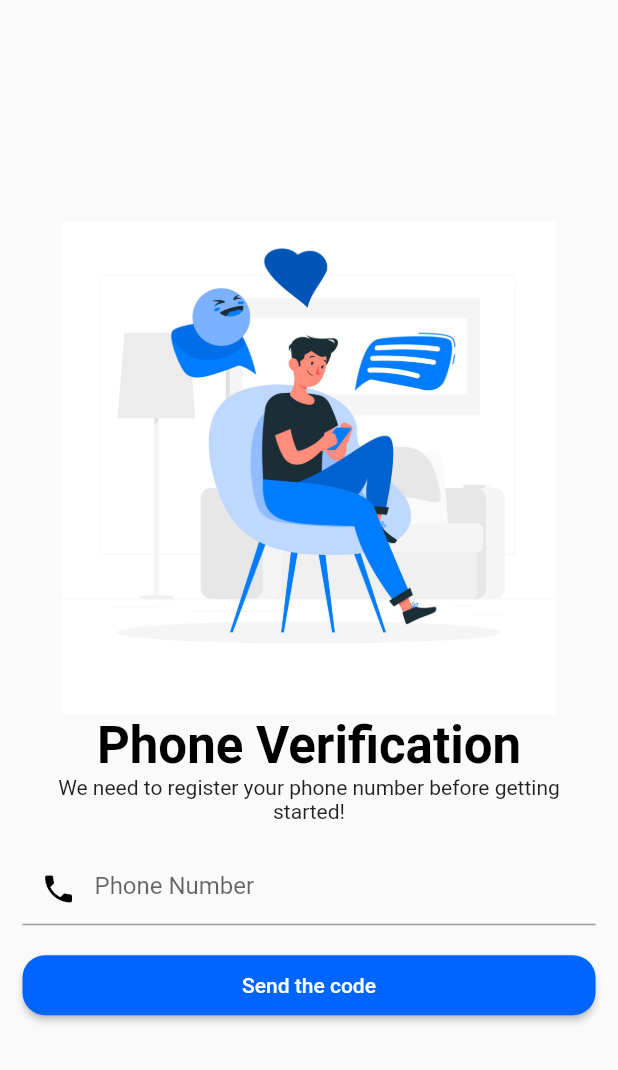
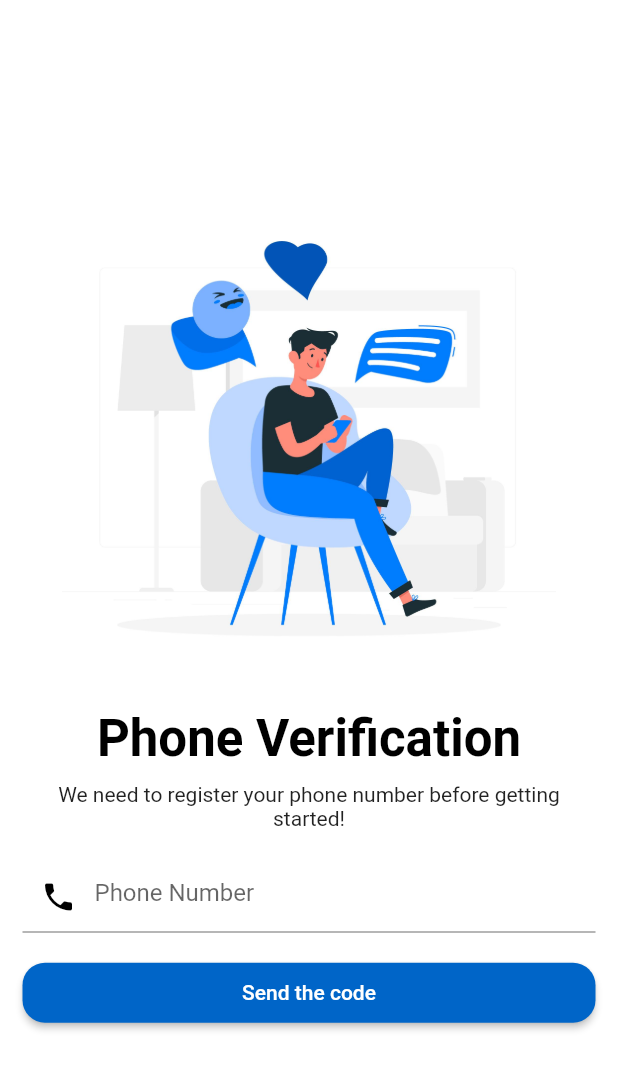
Before and after one commit to divyang-mobio/chat_app, a Flutter app: the screen it shows after launch, on a phone screen of 412 x 824 dp. Shown: the top 1070 px of the screen. Run offline on Flutter 3.47's test engine with Material 2 defaults, Android fonts, the phone set to English and light mode, and no system bars; our stand-ins replace bloc, cached_network_image, cloud_firestore, firebase_auth, firebase_core, firebase_storage and 6 more; missing offline and left inert: sms_otp_auto_verify, video_thumbnail; accounts and stored records are empty.

Commit message:
all known issue solve

```diff
--- /dev/null
+++ b/lib/controllers/bottom_nav_bloc/bottom_navigation_bloc.dart
@@ -0,0 +1,13 @@
+
+import 'package:bloc/bloc.dart';
+
+part 'bottom_navigation_event.dart';
+part 'bottom_navigation_state.dart';
+
+class BottomNavigationBloc extends Bloc<BottomNavigationEvent, BottomNavigationState> {
+  BottomNavigationBloc() : super(BottomNavigationInitial()) {
+    on<OnChangeBar>((event, emit) {
+      emit(BottomNavigationLoaded(index: event.index));
+    });
+  }
+}
--- /dev/null
+++ b/lib/controllers/bottom_nav_bloc/bottom_navigation_event.dart
@@ -0,0 +1,9 @@
+part of 'bottom_navigation_bloc.dart';
+
+abstract class BottomNavigationEvent {}
+
+class OnChangeBar extends BottomNavigationEvent {
+  int index;
+
+  OnChangeBar({required this.index});
+}
--- /dev/null
+++ b/lib/controllers/bottom_nav_bloc/bottom_navigation_state.dart
@@ -0,0 +1,11 @@
+part of 'bottom_navigation_bloc.dart';
+
+abstract class BottomNavigationState {}
+
+class BottomNavigationInitial extends BottomNavigationState {}
+
+class BottomNavigationLoaded extends BottomNavigationState {
+  int index;
+
+  BottomNavigationLoaded({required this.index});
+}
--- a/lib/resources/color_resources.dart
+++ b/lib/resources/color_resources.dart
@@ -1,17 +1,17 @@
 part of 'resource.dart';
 
 class ColorResources {
-  final Color primaryColor = const Color.fromARGB(255, 0, 101, 255);
+  final Color primaryColor = const Color.fromARGB(255, 0, 101, 200);
   final Color textFieldSignInSignUpColor = Colors.black;
   final Color textFieldSignInSignUpIconColor = Colors.black;
   final Color loginScreenTitle = Colors.black;
-  final Color loginScreenTextButton = const Color.fromARGB(255, 0, 101, 255);
-  final Color loginScreenSubmitButton = const Color.fromARGB(255, 0, 101, 255);
+  final Color loginScreenTextButton = const Color.fromARGB(255, 0, 101, 200);
+  final Color loginScreenSubmitButton = const Color.fromARGB(255, 0, 101, 200);
+  final Color bgFloatingActionButton = const Color.fromARGB(255, 0, 101, 200);
   final Color loginScreenSubmitButtonText = Colors.white;
   final Color loginScreenCircularIndicator = Colors.white;
   final Color selectionHandleColor = Colors.black;
   final Color appBar = Colors.white;
-  final Color bgFloatingActionButton = const Color.fromARGB(255, 0, 101, 255);
   final Color appBarIconTextColor = Colors.black;
   final Color popUpMenuIconColor = Colors.black;
   final Color shimmerBase = Colors.grey.shade400;
@@ -33,4 +33,6 @@ class ColorResources {
   final Color registrationImageRemoveIcon = Colors.red;
   final Color registrationImageBg = Colors.grey;
   final Color otpVerifyFieldWhenUnSelected = Colors.grey;
+  final Color bgOfAllScreen = Colors.white;
+  final Color chatScreenTextFieldBorder = Colors.grey;
 }
--- a/lib/resources/icons_resources.dart
+++ b/lib/resources/icons_resources.dart
@@ -19,4 +19,6 @@ class IconResources {
   final navigationBack = Icons.navigate_before_outlined;
   final micFromSpeechToText = Icons.mic;
   final removeImageOnRegistrationScreen = Icons.cancel;
+  final bottomNavMessage = Icons.message_outlined;
+  final bottomNavContact = Icons.people_alt_outlined;
 }
--- a/lib/resources/resource.dart
+++ b/lib/resources/resource.dart
@@ -1,4 +1,5 @@
 import 'package:chat_app/controllers/chat_bloc/chat_bloc.dart';
+import 'package:chat_app/models/botton_nav_model.dart';
 import 'package:firebase_auth/firebase_auth.dart';
 import 'package:image_picker/image_picker.dart';
 
--- a/lib/resources/text_resources.dart
+++ b/lib/resources/text_resources.dart
@@ -29,7 +29,7 @@ class TextResources {
   final String otpVerifyButton = 'Verify Phone Number';
   final String loginError = 'Retry';
   final String registrationScreenUploadSuccess = 'Success';
-  final String registrationScreenSkip = 'SKip';
+  final String registrationScreenSkip = 'Skip';
   final String signInString = 'Login';
   final String signInTextButton = 'Sign In';
   final String signInTextButtonPrefix = 'New to app?';
@@ -56,4 +56,6 @@ class TextResources {
   final String alertBoxButton = 'OK';
   final String permissionIsNotGiven = 'Pls allow permission';
   final String noOneFroChat = 'Start Chatting';
+  final String bottomNavMessage = 'Chats';
+  final String bottomNavContact = 'Contacts';
 }
--- a/lib/screens/signIn_screen.dart
+++ b/lib/screens/signIn_screen.dart
@@ -108,7 +108,8 @@ class _SignInScreenState extends State<SignInScreen> {
         padding: const EdgeInsets.symmetric(horizontal: 15.0),
         children: [
           image(context, link: ImagePath().signUpImagePath),
-          Center(child: loginTitle(context, title: TextResources().signInTile)),
+          loginTitle(context, title: TextResources().signInTile),
+          const SizedBox(height: 10),
           Text(TextResources().signInTextMessage, textAlign: TextAlign.center),
           const SizedBox(height: 20),
           BlocConsumer<LoginBloc, LoginState>(
@@ -140,6 +141,7 @@ class _SignInScreenState extends State<SignInScreen> {
   @override
   Widget build(BuildContext context) {
     return Scaffold(
+      backgroundColor: ColorResources().bgOfAllScreen,
       body: SafeArea(
         child: Form(
           key: formKey,
--- a/lib/utils/bloc_class.dart
+++ b/lib/utils/bloc_class.dart
@@ -1,4 +1,5 @@
 import 'package:chat_app/controllers/chat_bloc/chat_bloc.dart';
+import '../controllers/bottom_nav_bloc/bottom_navigation_bloc.dart';
 import '../controllers/chat_list/chat_list_bloc.dart';
 import '../controllers/chat_list/get_user_data_bloc.dart';
 import '../controllers/login_Bloc/set_otp_field_bloc.dart';
@@ -41,6 +42,9 @@ class BlocClass extends StatelessWidget {
       BlocProvider<SetOtpFieldBloc>(create: (context) => SetOtpFieldBloc()),
       BlocProvider<ChatListBloc>(create: (context) => ChatListBloc()),
       BlocProvider<GetUserDataBloc>(create: (context) => GetUserDataBloc()),
+      BlocProvider<BottomNavigationBloc>(
+          create: (context) =>
+              BottomNavigationBloc()..add(OnChangeBar(index: 0))),
       BlocProvider<VisibleContainerBloc>(
           create: (context) =>
               VisibleContainerBloc()..add(ShowContainer(isVis: true)))
--- a/lib/widgets/login_screens_widget.dart
+++ b/lib/widgets/login_screens_widget.dart
@@ -54,7 +54,8 @@ Text loginTitle(context, {required String title}) {
   return Text(title,
       style: Theme.of(context).textTheme.headline4?.copyWith(
           color: ColorResources().loginScreenTitle,
-          fontWeight: FontWeight.bold));
+          fontWeight: FontWeight.w700),
+      textAlign: TextAlign.center);
 }
 
 Align textButton(
@@ -110,9 +111,8 @@ SizedBox floatingActionButton(context,
         width: MediaQuery.of(context).size.width,
         height: 40,
         child: MaterialButton(
-          shape: RoundedRectangleBorder(
-            borderRadius: BorderRadius.circular(15)
-          ),
+            shape:
+                RoundedRectangleBorder(borderRadius: BorderRadius.circular(15)),
             onPressed: onPressed,
             color: color ?? ColorResources().loginScreenSubmitButton,
             textColor: ColorResources().loginScreenSubmitButtonText,
```
Also changed, not shown: lib/models/botton_nav_model.dart (added, +8 -0 lines), lib/resources/list_resources.dart (+9 -0 lines), lib/screens/bottom_navigation_bar.dart (+27 -25 lines), lib/screens/chat_screen.dart (+7 -4 lines), lib/screens/main_screen.dart (+57 -54 lines), lib/screens/registration_screen.dart (+4 -5 lines), lib/widgets/chat_screen_widgets.dart (+13 -10 lines), lib/widgets/listview.dart (+12 -6 lines).
